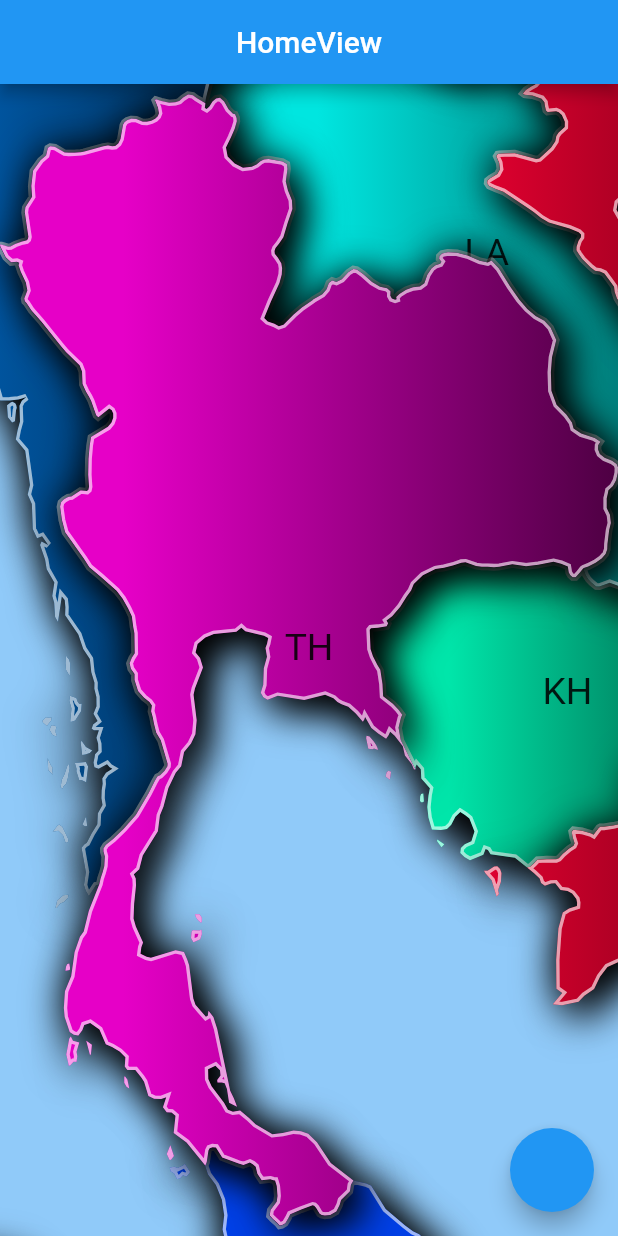
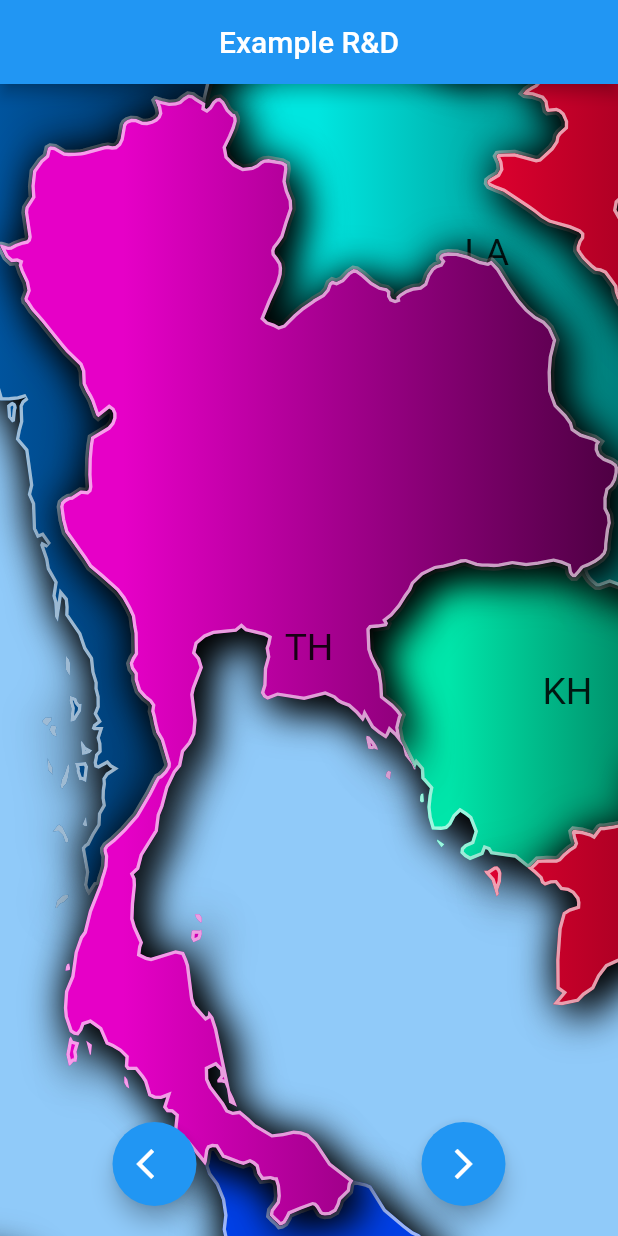
Before and after one commit to mahidul-islam/kids-rijal, a Flutter app: the screen it shows after launch, on a phone screen of 412 x 824 dp. Run offline on Flutter 3.47's test engine with Material 2 defaults, Android fonts, the phone set to English and light mode, and no system bars; our stand-ins replace firebase_core, get, path_drawing; accounts and stored records are empty.

Commit message:
added util

```diff
--- a/lib/app/modules/home/views/home_view.dart
+++ b/lib/app/modules/home/views/home_view.dart
@@ -11,17 +11,41 @@ class HomeView extends GetView<HomeController> {
   @override
   Widget build(BuildContext context) {
     return Scaffold(
-      floatingActionButton: FloatingActionButton(onPressed: () {
-        controller.pageController
-            .nextPage(duration: .2.seconds, curve: Curves.bounceInOut);
-      }),
       appBar: AppBar(
-        title: const Text('HomeView'),
+        title: const Text('Example R&D'),
         centerTitle: true,
       ),
-      body: PageView(
-        controller: controller.pageController,
-        children: const <Widget>[WorldMap(), BlurView('assets/mine.png')],
+      body: Stack(
+        children: [
+          PageView(
+            controller: controller.pageController,
+            children: const <Widget>[WorldMap(), BlurView('assets/mine.png')],
+          ),
+          Positioned(
+            bottom: 20,
+            right: 0,
+            left: 0,
+            child: Row(
+              mainAxisAlignment: MainAxisAlignment.spaceAround,
+              children: <Widget>[
+                FloatingActionButton(
+                  onPressed: () {
+                    controller.pageController.previousPage(
+                        duration: .2.seconds, curve: Curves.bounceInOut);
+                  },
+                  child: const Icon(Icons.arrow_back_ios),
+                ),
+                FloatingActionButton(
+                  onPressed: () {
+                    controller.pageController.nextPage(
+                        duration: .2.seconds, curve: Curves.bounceInOut);
+                  },
+                  child: const Icon(Icons.arrow_forward_ios),
+                ),
+              ],
+            ),
+          )
+        ],
       ),
     );
   }
```
